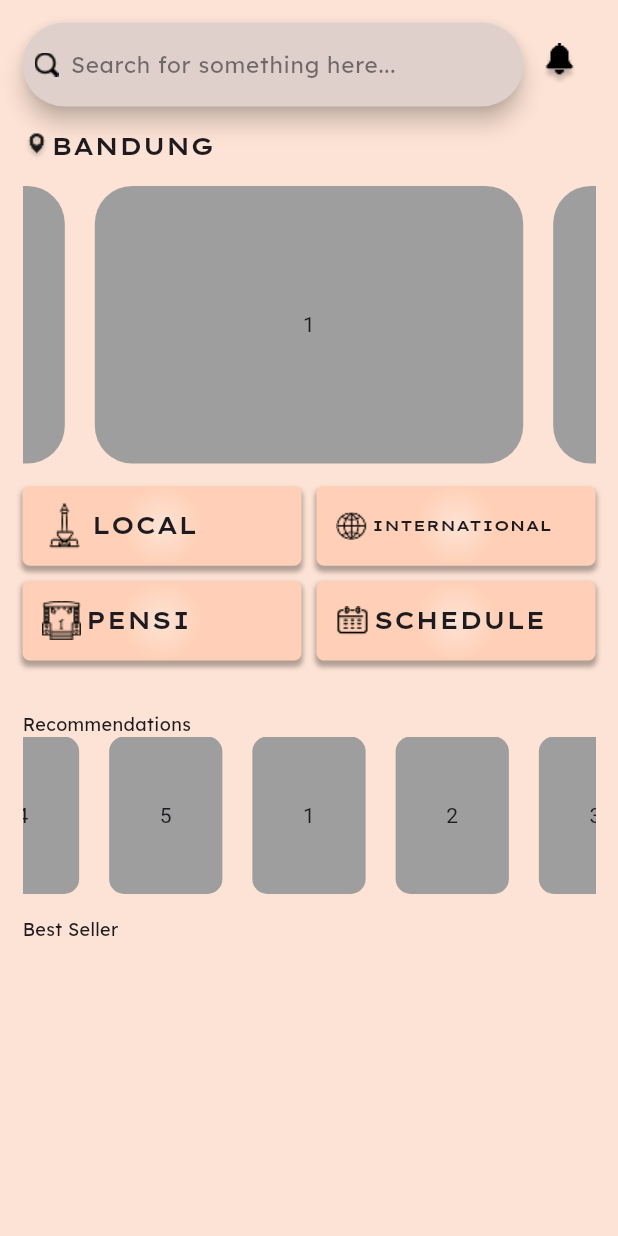
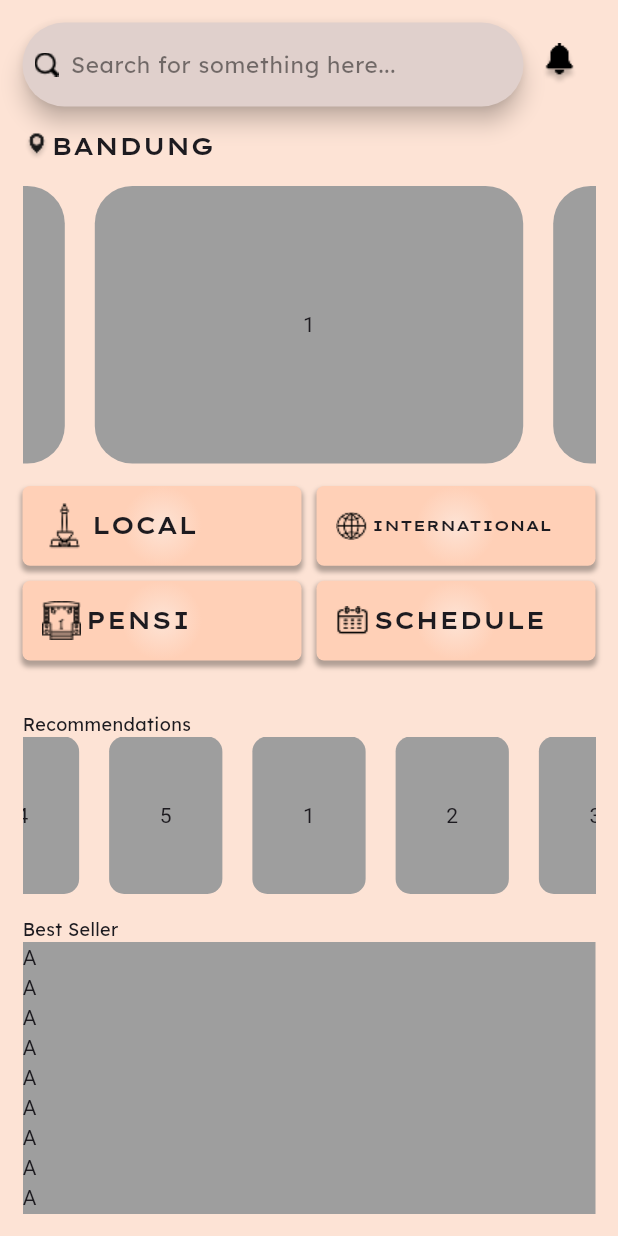
Before and after one commit to MichaelSuthirta/consearch-project, a Flutter app: the MainMenuPage widget shown alone on an empty page, opened directly, on a phone screen of 412 x 824 dp. Run offline on Flutter 3.47's test engine with Material 3 defaults, Android fonts, the phone set to English and light mode, and no system bars; drawn by our look-alikes of carousel_slider; our stand-ins replace table_calendar.

Commit message:
Feat: Prepared listview

```diff
--- a/consearch/lib/Pages/MainMenuPage.dart
+++ b/consearch/lib/Pages/MainMenuPage.dart
@@ -1,5 +1,6 @@
 import 'package:carousel_slider/carousel_slider.dart';
 import 'package:consearch/UI/Buttons/IconTextButton.dart';
+import 'package:consearch/UI/Components/AppListView.dart';
 import 'package:consearch/UI/Components/AppSearchBar.dart';
 import 'package:consearch/UI/Components/TwoColumnGrid.dart';
 import 'package:consearch/UI/CreamBackground.dart';
@@ -163,6 +164,56 @@ class MainMenuPage extends StatelessWidget{
               ),
             ),
 
+            Expanded(
+              child: AppListView(
+                  widgets: [
+                    Container(
+                      color: Colors.grey,
+                      child: Text("A"),
+                    ),
+                    Container(
+                      color: Colors.grey,
+                      child: Text("A"),
+                    ),
+                    Container(
+                      color: Colors.grey,
+                      child: Text("A"),
+                    ),
+                    Container(
+                      color: Colors.grey,
+                      child: Text("A"),
+                    ),
+                    Container(
+                      color: Colors.grey,
+                      child: Text("A"),
+                    ),
+                    Container(
+                      color: Colors.grey,
+                      child: Text("A"),
+                    ),
+                    Container(
+                      color: Colors.grey,
+                      child: Text("A"),
+                    ),
+                    Container(
+                      color: Colors.grey,
+                      child: Text("A"),
+                    ),
+                    Container(
+                      color: Colors.grey,
+                      child: Text("A"),
+                    ),
+                    Container(
+                      color: Colors.grey,
+                      child: Text("A"),
+                    ),
+                    Container(
+                      color: Colors.grey,
+                      child: Text("A"),
+                    ),
+                  ]
+              ),
+            )
           ],
         )
     );
--- /dev/null
+++ b/consearch/lib/UI/Components/AppListView.dart
@@ -0,0 +1,22 @@
+import 'package:flutter/material.dart';
+
+class AppListView extends StatelessWidget{
+  List<Widget> widgets;
+
+  AppListView({
+    super.key,
+    required this.widgets
+  });
+
+  @override
+  Widget build(BuildContext context) {
+    return ListView.builder(
+      itemCount: this.widgets.length,
+      itemBuilder: (BuildContext context, int index){
+        if(index < this.widgets.length){
+          return widgets[index];
+        }
+      }
+    );
+  }
+}
```
